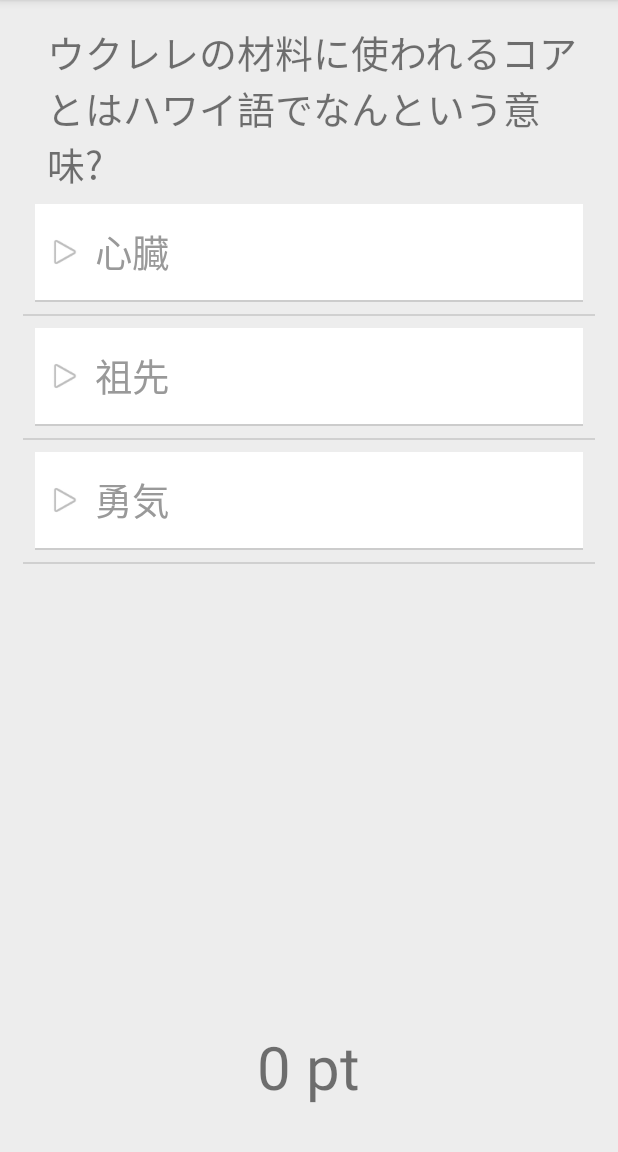
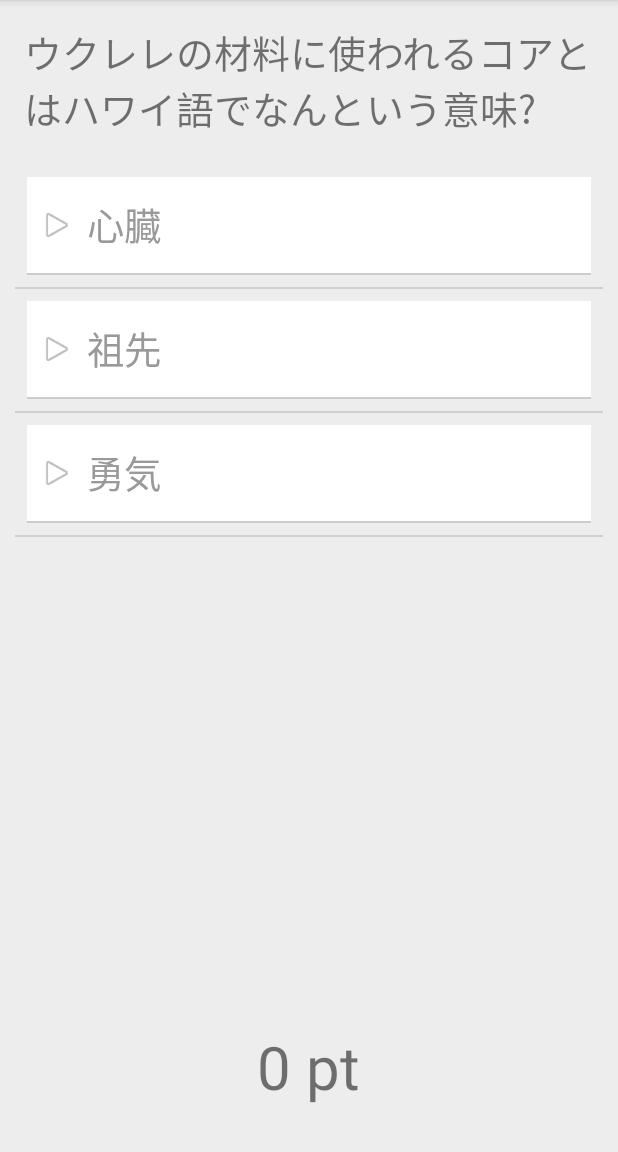
Before and after one commit to TatsuoWatanabe/FunUkuleleQuiz, an Android app: the screen it shows after launch (MainActivity), after a tap on an icon or button, on a phone screen of 412 x 824 dp, the part 84-1236 px from its top. Run offline under Robolectric (Android 15) with nearby library versions, the phone set to English and light mode, and no system bars; our stand-ins replace Volley; network calls fail; 1 statement that could not run was skipped; 2 other taps on this screen came first.

Commit message:
fixes layout.

```diff
--- a/app/src/main/java/com/tatsuowatanabe/funukulelequiz/adapter/ChoiceListAdapter.java
+++ b/app/src/main/java/com/tatsuowatanabe/funukulelequiz/adapter/ChoiceListAdapter.java
@@ -2,7 +2,6 @@ package com.tatsuowatanabe.funukulelequiz.adapter;
 
 import android.content.Context;
 import android.content.pm.PackageManager;
-import android.util.Log;
 import android.util.TypedValue;
 import android.view.LayoutInflater;
 import android.view.View;
--- a/app/src/main/res/layout/activity_main.xml
+++ b/app/src/main/res/layout/activity_main.xml
@@ -22,5 +22,4 @@
         android:src="@android:drawable/ic_media_play"
         app:backgroundTint="#00f2ff"
     />
-
 </android.support.design.widget.CoordinatorLayout>
--- a/app/src/main/res/layout/content_main.xml
+++ b/app/src/main/res/layout/content_main.xml
@@ -9,8 +9,6 @@
     app:layout_behavior="@string/appbar_scrolling_view_behavior"
     tools:showIn="@layout/activity_main"
     tools:context=".MainActivity"
-    android:paddingRight="15dp"
-    android:paddingLeft="15dp"
 >
     <TextView
         android:id="@+id/quiz_display"
@@ -44,6 +42,7 @@
         android:layout_below="@id/result_area"
         android:layout_width="wrap_content"
         android:layout_height="match_parent"
+        android:padding="10dp"
     />
 
     <TextView
--- a/app/src/main/res/layout/result_area.xml
+++ b/app/src/main/res/layout/result_area.xml
@@ -12,7 +12,7 @@
         android:layout_width="match_parent"
         android:layout_height="match_parent"
         android:textAlignment="center"
-        android:padding="10dp"
+        android:padding="20dp"
         android:layout_weight="2"
     />
 
```
